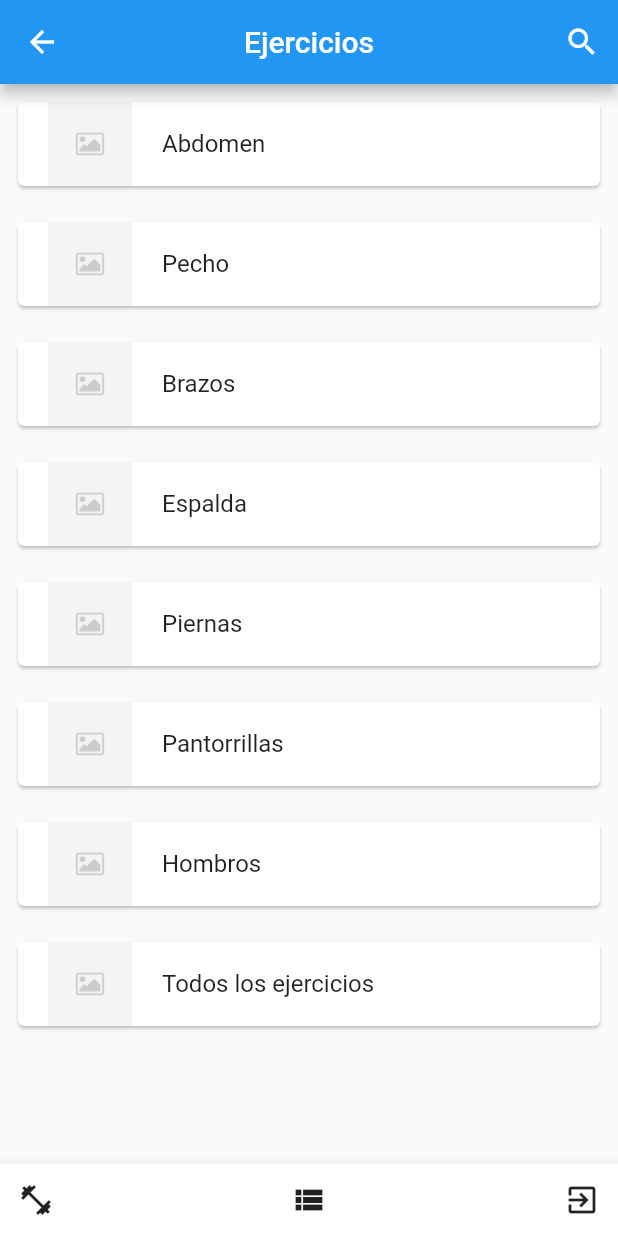
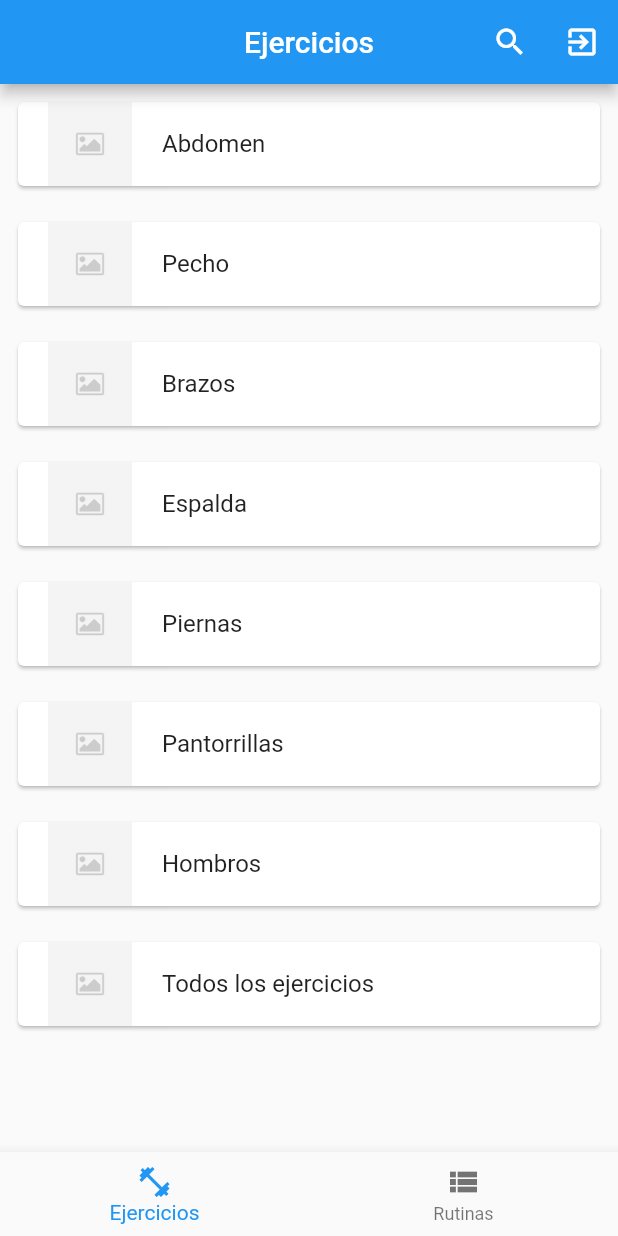
Before and after one commit to alfonso46674/Gains_For_Days, a Flutter app: the MenuEjercicios screen opened by its route, after a tap on the "exit to app" icon, on a phone screen of 412 x 824 dp. Run offline on Flutter 3.47's test engine with Material 2 defaults, Android fonts, the phone set to English and light mode, and no system bars; our stand-ins replace auth_buttons, bloc, equatable, firebase_auth, firebase_core, flutter_bloc and 2 more; accounts and stored records are empty; statements that could not run were skipped.

Commit message:
Fix: Able to do logout and return to welcome page
Created a mainMenu view that implements a BottomNavigationBar and renders MenuEjercicios and MisRutinas.
Also created restartWidget that handles the logout function. Everytime a logout action is needed, a SignOutAuthenticationEvent is sent and the application is restarted with the aid of this widget.

```diff
--- a/lib/ejercicios/menu_ejercicios.dart
+++ b/lib/ejercicios/menu_ejercicios.dart
@@ -1,6 +1,7 @@
 import 'package:flutter/material.dart';
 import 'package:flutter_bloc/flutter_bloc.dart';
 import 'package:proyecto_integrador/auth/bloc/auth_bloc.dart';
+import 'package:proyecto_integrador/restartWidget.dart';
 import 'item_ejercicios.dart';
 
 class MenuEjercicios extends StatelessWidget {
@@ -17,6 +18,19 @@ class MenuEjercicios extends StatelessWidget {
             icon: Icon(Icons.search),
             onPressed: () {
               Navigator.pushNamed(context, '/busquedaEjercicios');
+            },
+          ),
+          IconButton(
+            icon: Icon(Icons.exit_to_app),
+            onPressed: () {
+              Future.delayed(Duration(seconds: 1), () {
+                BlocProvider.of<AuthBloc>(context).add(
+                  SignOutAuthenticationEvent(),
+                );
+              });
+              Future.delayed(Duration(seconds: 1), () {
+              RestartWidget.restartApp(context);
+              });
             },
           ),
         ],
@@ -154,40 +168,6 @@ class MenuEjercicios extends StatelessWidget {
           ),
         ],
       )),
-      //TODO: Usar tabBars para manejar cambiar de pestañas
-      //TODO: Crear un widget para esto para que sea mas facil portarlo a otros archivos
-      bottomNavigationBar: BottomAppBar(
-        child: Row(
-          mainAxisSize: MainAxisSize.max,
-          mainAxisAlignment: MainAxisAlignment.spaceBetween,
-          children: [
-            IconButton(
-              icon: Icon(Icons.fitness_center),
-              onPressed: () {},
-            ),
-            IconButton(
-              icon: Icon(Icons.view_list),
-              onPressed: () {
-                Navigator.pushNamed(context, '/misRutinas');
-              },
-            ),
-            IconButton(
-              icon: Icon(Icons.exit_to_app),
-              onPressed: () {
-                // Navigator.of(context).pushNamed('/welcome');
-                // Navigator.pushNamed(context, '/welcome');
-                Future.delayed(Duration.zero, () {
-                  Navigator.of(context).pushNamed('/home');
-                  BlocProvider.of<AuthBloc>(context).add(
-                    SignOutAuthenticationEvent(),
-                  );
-
-                });
-              },
-            ),
-          ],
-        ),
-      ),
     );
   }
 }
--- a/lib/login/login.dart
+++ b/lib/login/login.dart
@@ -83,7 +83,7 @@ class _LoginState extends State<Login> {
                   style: TextStyle(color: Colors.white),
                 ),
                 onPressed: () {
-                  Navigator.of(context).pushNamed('/home');
+                  Navigator.of(context).pushNamed('/mainMenu');
                 },
               ),
             ),
--- a/lib/main.dart
+++ b/lib/main.dart
@@ -7,6 +7,7 @@ import 'package:proyecto_integrador/ejercicios/busqueda_ejercicios.dart';
 import 'package:proyecto_integrador/ejercicios/menu_ejercicios.dart';
 import 'package:proyecto_integrador/login/login.dart';
 import 'package:proyecto_integrador/register/register.dart';
+import 'package:proyecto_integrador/restartWidget.dart';
 import 'package:proyecto_integrador/rutinas/crear_rutina.dart';
 import 'package:proyecto_integrador/rutinas/mis_rutinas.dart';
 import 'package:proyecto_integrador/splash/splash.dart';
@@ -15,14 +16,19 @@ import 'package:proyecto_integrador/welcome/welcome.dart';
 
 import 'ejercicios/details_ejercicios.dart';
 import 'ejercicios/lista_ejercicios.dart';
+import 'mainMenu/mainMenu.dart';
 
-void main() async{
+void main() async {
   WidgetsFlutterBinding.ensureInitialized();
   await Firebase.initializeApp();
-  runApp(BlocProvider(
-    create: (context) => AuthBloc()..add(VerifyAuthenticationEvent()),
-    child: MyApp(),
-  ));
+  runApp(
+    RestartWidget(
+      child: BlocProvider(
+        create: (context) => AuthBloc()..add(VerifyAuthenticationEvent()),
+        child: MyApp(),
+      ),
+    ),
+  );
 }
 
 class MyApp extends StatelessWidget {
@@ -32,8 +38,8 @@ class MyApp extends StatelessWidget {
       title: APP_TITLE,
       home: BlocBuilder<AuthBloc, AuthState>(
         builder: (context, state) {
-          if(state is AlreadyAuthState) return MenuEjercicios();
-          if(state is UnAuthState) return Splash();
+          if (state is AlreadyAuthState) return MainMenu();
+          if (state is UnAuthState) return Splash();
           return Splash();
         },
       ),
@@ -44,12 +50,13 @@ class MyApp extends StatelessWidget {
         '/welcome': (context) => Welcome(),
         '/login': (context) => Login(),
         '/register': (context) => Register(),
-        '/home': (context) => MenuEjercicios(),
+        '/mainMenu': (context) => MainMenu(),
+        '/menuEjercicios': (context) => MenuEjercicios(),
         '/listaEjercicios': (context) => ListaEjercicios(),
         '/detailsEjercicios': (context) => DetailsEjercicios(),
         '/busquedaEjercicios': (context) => BusquedaEjercicios(),
-        '/misRutinas':(context) => MisRutinas(),
-        '/crearRutina':(context) => CrearRutina(),
+        '/misRutinas': (context) => MisRutinas(),
+        '/crearRutina': (context) => CrearRutina(),
       },
     );
   }
--- /dev/null
+++ b/lib/mainMenu/mainMenu.dart
@@ -0,0 +1,48 @@
+import 'package:flutter/material.dart';
+import 'package:proyecto_integrador/ejercicios/menu_ejercicios.dart';
+import 'package:proyecto_integrador/rutinas/mis_rutinas.dart';
+
+class MainMenu extends StatefulWidget {
+  MainMenu({Key key}) : super(key: key);
+
+  @override
+  _MainMenuState createState() => _MainMenuState();
+}
+
+class _MainMenuState extends State<MainMenu> {
+  int _currentPageIndex = 0;
+  final _pagesList = [
+    MenuEjercicios(),
+    MisRutinas(),
+
+  ];
+
+  @override
+  Widget build(BuildContext context) {
+    return Scaffold(
+
+      body: IndexedStack(
+        index: _currentPageIndex,
+        children: _pagesList,
+      ),
+      bottomNavigationBar: BottomNavigationBar(
+        currentIndex: _currentPageIndex,
+        onTap: (index){
+          setState(() {
+            _currentPageIndex = index;
+          });
+        },
+        items: [
+          BottomNavigationBarItem(
+            icon: Icon(Icons.fitness_center),
+            label: "Ejercicios"
+          ),
+          BottomNavigationBarItem(
+            icon: Icon(Icons.view_list),
+            label: "Rutinas"
+          )
+        ],
+      ),
+    );
+  }
+}
--- a/lib/register/register.dart
+++ b/lib/register/register.dart
@@ -120,7 +120,7 @@ class _RegisterState extends State<Register> {
                   style: TextStyle(color: Colors.white),
                 ),
                 onPressed: () {
-                  // Navigator.of(context).pushNamed('/home');
+                  Navigator.of(context).pushNamed('/login');
                 },
               ),
             ),
--- /dev/null
+++ b/lib/restartWidget.dart
@@ -0,0 +1,32 @@
+import 'package:flutter/material.dart';
+
+class RestartWidget extends StatefulWidget {
+  RestartWidget({this.child});
+
+  final Widget child;
+
+  static void restartApp(BuildContext context) {
+    context.findAncestorStateOfType<_RestartWidgetState>().restartApp();
+  }
+
+  @override
+  _RestartWidgetState createState() => _RestartWidgetState();
+}
+
+class _RestartWidgetState extends State<RestartWidget> {
+  Key key = UniqueKey();
+
+  void restartApp() {
+    setState(() {
+      key = UniqueKey();
+    });
+  }
+
+  @override
+  Widget build(BuildContext context) {
+    return KeyedSubtree(
+      key: key,
+      child: widget.child,
+    );
+  }
+}
--- a/lib/welcome/welcome.dart
+++ b/lib/welcome/welcome.dart
@@ -126,7 +126,7 @@ class _WelcomeState extends State<Welcome> {
                     if (state is LoginSuccessState) {
                       //https://stackoverflow.com/questions/55618717/error-thrown-on-navigator-pop-until-debuglocked-is-not-true
                       Future.delayed(Duration.zero, () {
-                        Navigator.of(context).pushNamed('/home');
+                        Navigator.of(context).pushNamed('/mainMenu');
                       });
                     }
                     return Container(
```
Also changed, not shown: lib/rutinas/mis_rutinas.dart (+0 -24 lines).
